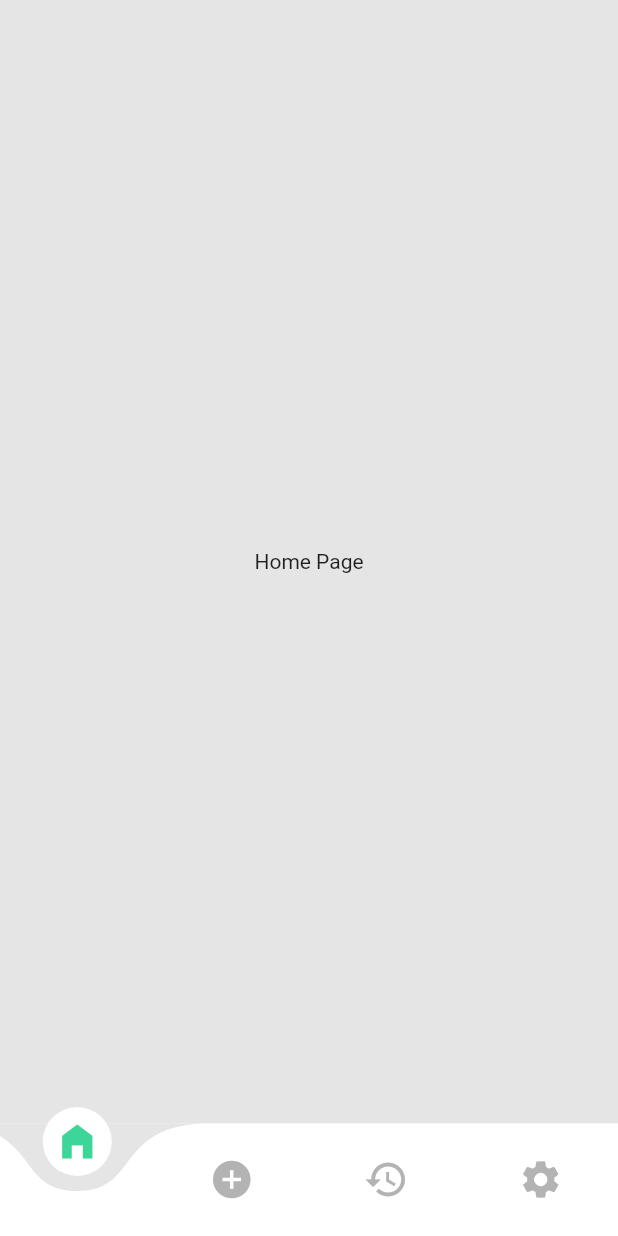
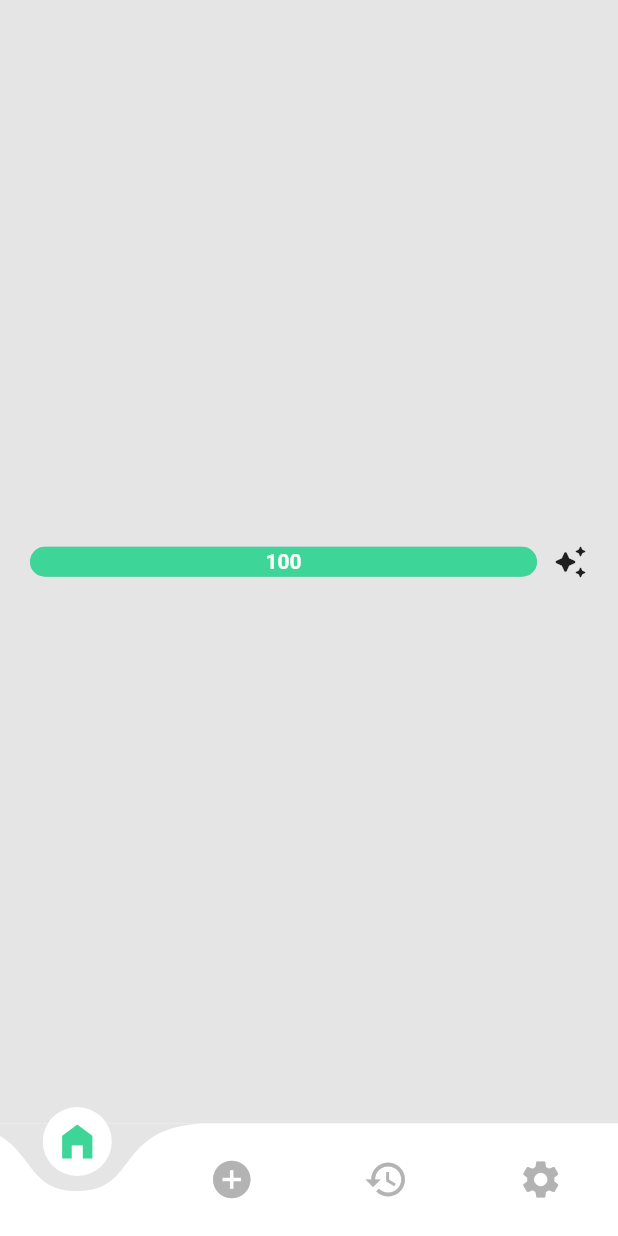
Before and after one commit to KingpinDk/Taskify, a Flutter app: the screen it shows after launch, on a phone screen of 412 x 824 dp. Run offline on Flutter 3.47's test engine with Material 2 defaults, Android fonts, the light colour scheme and no system bars; drawn by our look-alikes of curved_navigation_bar, percent_indicator; our stand-ins replace confetti.

Commit message:
confetti and percentage indicator added

```diff
--- a/lib/class_theme.dart
+++ b/lib/class_theme.dart
@@ -6,7 +6,8 @@ import 'package:taskify/pages/history.dart';
 
 class MyTheme extends ChangeNotifier{
   int currTheme = 1;
-  static int currPage = 0;
+  int currPage = 0;
+  static IconData fire = const IconData(0xe801);
 
   //settings page Font Color
   static List<Color> fontColor = [Colors.white,Colors.black];
--- a/lib/main.dart
+++ b/lib/main.dart
@@ -18,7 +18,7 @@ class Taskify extends StatefulWidget {
 
 class _TaskifyState extends State<Taskify> {
 
-
+  int right = 0,left = 0;
   @override
   Widget build(BuildContext context) {
     return MultiProvider(
@@ -61,7 +61,7 @@ class _TaskifyState extends State<Taskify> {
                 ]
 
             ),
-            body: MyTheme.pages[MyTheme.currPage],
+            body: MyTheme.pages[val.currPage]
           ),
         );
         }
@@ -72,7 +72,7 @@ class _TaskifyState extends State<Taskify> {
     setState(() {
       MyTheme.iconColor[val.currTheme].setAll(0, MyTheme.initialIconColor[val.currTheme]);
       MyTheme.iconColor[val.currTheme][index] = const Color(0xFF3DD598);
-      MyTheme.currPage = index;
+      val.currPage = index;
     });
   }
 }
--- a/lib/pages/home.dart
+++ b/lib/pages/home.dart
@@ -1,5 +1,9 @@
+import 'dart:math';
+
+import 'package:confetti/confetti.dart';
 import 'package:flutter/cupertino.dart';
 import 'package:flutter/material.dart';
+import 'package:percent_indicator/linear_percent_indicator.dart';
 import 'package:provider/provider.dart';
 
 import '../class_theme.dart';
@@ -12,13 +16,61 @@ class Home extends StatefulWidget {
 }
 
 class _HomeState extends State<Home> {
+
+  final confettiController = ConfettiController();
+  bool isPlaying  = true;
+  double percent = 1.0;
+
+  @override
+  void dispose() {
+    // TODO: implement dispose
+    confettiController.dispose();
+    super.dispose();
+  }
+
   @override
   Widget build(BuildContext context) {
-    return Consumer<MyTheme>(
-      builder:(context, val, child)=> Scaffold(
-          backgroundColor: val.statPage[val.currTheme],
-        body: Center(child: Text("Home Page"))
+    if(percent == 1.0) {
+      confettiController.play();
+    }
+    return Stack(
+      alignment: Alignment.topCenter,
+      children: [
+        Consumer<MyTheme>(builder:(context, val, child)=> Scaffold(
+            backgroundColor: val.statPage[val.currTheme],
+          body: Center(
+            child: Container(
+              margin: const EdgeInsets.only(left: 10, right: 20),
+              child: LinearPercentIndicator(
+                percent: percent,
+                lineHeight: 20.0,
+                animationDuration: 700,
+                animation: true,
+                barRadius: const Radius.circular(40.0),
+                progressColor: const Color(0xFF3DD598),
+                // linearStrokeCap: LinearStrokeCap.round,
+                trailing: Icon(Icons.auto_awesome_rounded),
+                center: Text((percent*100).toInt().toString(), style: TextStyle(color: Colors.white, fontWeight: FontWeight.bold),),
+                onAnimationEnd: (){
+                  if(percent == 1.0) {
+                    Future.delayed(Duration(seconds: 10));
+                    confettiController.stop();
+                  }
+                },
+              ),
+            ),
+          )
+        ),
       ),
+        ConfettiWidget(
+          confettiController: confettiController,
+          shouldLoop: false,
+          blastDirection: pi/2,
+          blastDirectionality: BlastDirectionality.explosive,
+          numberOfParticles: 15,
+          emissionFrequency: 0.1,
+        )
+      ]
     );
   }
 }
--- a/pubspec.yaml
+++ b/pubspec.yaml
@@ -37,6 +37,8 @@ dependencies:
   cupertino_icons: ^1.0.2
   curved_navigation_bar: ^1.0.3
   provider: ^6.1.1
+  percent_indicator: ^4.2.3
+  confetti: ^0.7.0
 
 dev_dependencies:
   flutter_test:
@@ -54,7 +56,6 @@ dev_dependencies:
 
 # The following section is specific to Flutter packages.
 flutter:
-
   # The following line ensures that the Material Icons font is
   # included with your application, so that you can use the icons in
   # the material Icons class.
```
Also changed, not shown: pubspec.lock.
